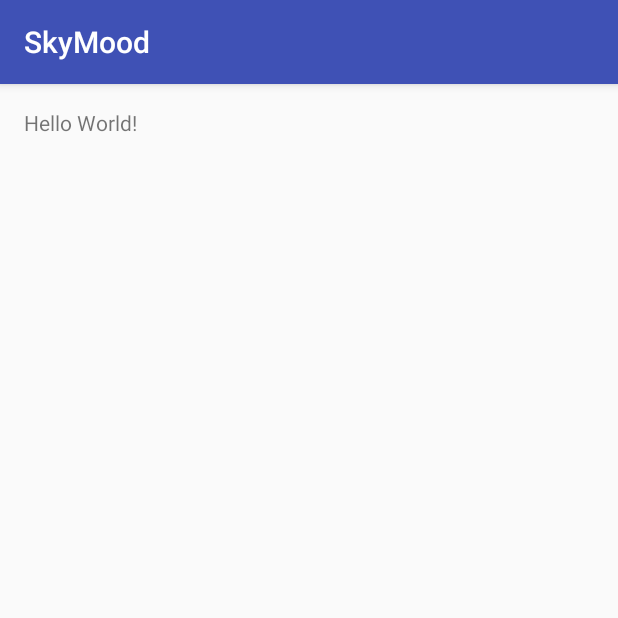
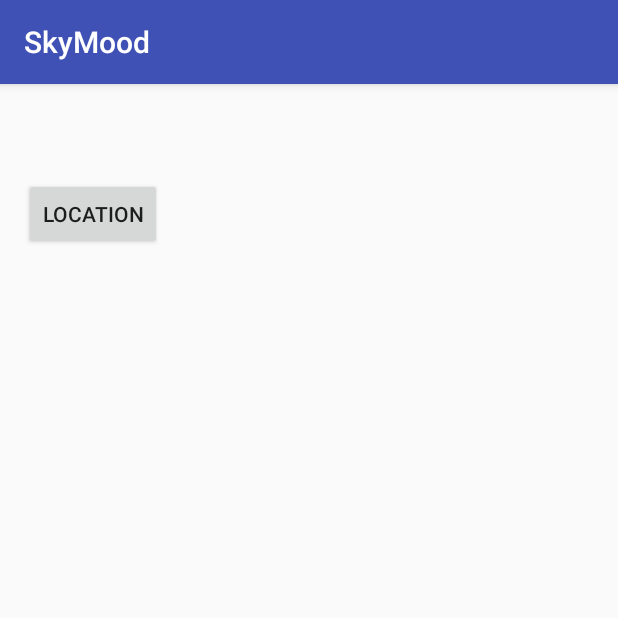
Before and after one commit to Thugette/SkyMood, an Android app: the screen it shows after launch (MainActivity), on a phone screen of 412 x 824 dp, the top half of it. Run offline under Robolectric (Android 15) with nearby library versions, the phone set to English and light mode, and no system bars.

Commit message:
moving + trying to get location

```diff
--- a/app/src/main/AndroidManifest.xml
+++ b/app/src/main/AndroidManifest.xml
@@ -1,6 +1,11 @@
 <?xml version="1.0" encoding="utf-8"?>
 <manifest xmlns:android="http://schemas.android.com/apk/res/android"
+    xmlns:tools="http://schemas.android.com/tools"
     package="com.example.owner.skymood">
+
+    <uses-permission android:name="android.permission.INTERNET" />
+    <uses-permission android:name="android.permission.ACCESS_FINE_LOCATION" />
+    <uses-permission android:name="android.permission.WRITE_APN_SETTINGS" tools:ignore="ProtectedPermissions" />
 
     <application
         android:allowBackup="true"
@@ -15,6 +20,7 @@
                 <category android:name="android.intent.category.LAUNCHER" />
             </intent-filter>
         </activity>
+        <activity android:name=".AndroidLocationActivity"></activity>
     </application>
 
 </manifest>
--- a/app/src/main/java/com/example/owner/skymood/MainActivity.java
+++ b/app/src/main/java/com/example/owner/skymood/MainActivity.java
@@ -1,13 +1,85 @@
 package com.example.owner.skymood;
-
+import android.content.Intent;
+import android.os.AsyncTask;
 import android.support.v7.app.AppCompatActivity;
 import android.os.Bundle;
+import android.view.View;
+import android.widget.ImageView;
+import android.widget.TextView;
+
+import org.json.JSONArray;
+import org.json.JSONException;
+import org.json.JSONObject;
+
+import java.io.IOException;
+import java.net.HttpURLConnection;
+import java.net.MalformedURLException;
+import java.net.URL;
+import java.util.Scanner;
 
 public class MainActivity extends AppCompatActivity {
+
+    private TextView city;
+    private TextView date;
+    private TextView temperature;
+    private TextView condition;
+    private TextView feelsLike;
+    private TextView lastUpdate;
+    private ImageView weatherImage;
 
     @Override
     protected void onCreate(Bundle savedInstanceState) {
         super.onCreate(savedInstanceState);
         setContentView(R.layout.activity_main);
+
+        city = (TextView) findViewById(R.id.cityNameTextView);
+        date = (TextView) findViewById(R.id.cityNameTextView);
+        temperature = (TextView) findViewById(R.id.cityNameTextView);
+        condition = (TextView) findViewById(R.id.cityNameTextView);
+        feelsLike = (TextView) findViewById(R.id.cityNameTextView);
+        lastUpdate = (TextView) findViewById(R.id.cityNameTextView);
+        weatherImage = (ImageView) findViewById(R.id.weatherImageView);
+
+
+
+    }
+
+    public void getLocation(View view) {
+        Intent intent = new Intent(MainActivity.this, AndroidLocationActivity.class);
+        startActivity(intent);
+    }
+
+    class MyTask extends AsyncTask<Void, Void, Void> {
+
+        @Override
+        protected Void doInBackground(Void... params) {
+
+            try {
+                URL url = new URL("http://api.wunderground.com/api/b4d0925e0429238f/forecast/q/CA/San_Francisco.json");
+                HttpURLConnection connection = (HttpURLConnection) url.openConnection();
+                connection.connect();
+
+                Scanner sc = new Scanner(connection.getInputStream());
+                StringBuilder body = new StringBuilder();
+                while(sc.hasNextLine()){
+                    body.append(sc.nextLine());
+                }
+                String info = body.toString();
+
+                JSONObject infoJson = new JSONObject(info);
+                JSONObject forecast = (JSONObject) infoJson.get("forecast");
+                JSONObject simpleForecast = (JSONObject) forecast.get("simpleforecast");
+                JSONArray forecastDay = simpleForecast.getJSONArray("forecastday");
+
+            } catch (MalformedURLException e) {
+                e.printStackTrace();
+            } catch (IOException e) {
+                e.printStackTrace();
+            } catch (JSONException e) {
+                e.printStackTrace();
+            }
+
+            return null;
+        }
     }
 }
--- a/app/src/main/res/layout/activity_main.xml
+++ b/app/src/main/res/layout/activity_main.xml
@@ -1,16 +1,89 @@
 <?xml version="1.0" encoding="utf-8"?>
-<RelativeLayout xmlns:android="http://schemas.android.com/apk/res/android"
+<LinearLayout xmlns:android="http://schemas.android.com/apk/res/android"
     xmlns:tools="http://schemas.android.com/tools"
     android:layout_width="match_parent"
     android:layout_height="match_parent"
+    android:orientation="vertical"
     android:paddingBottom="@dimen/activity_vertical_margin"
     android:paddingLeft="@dimen/activity_horizontal_margin"
     android:paddingRight="@dimen/activity_horizontal_margin"
     android:paddingTop="@dimen/activity_vertical_margin"
     tools:context="com.example.owner.skymood.MainActivity">
 
-    <TextView
+    <LinearLayout
+        android:layout_width="match_parent"
+        android:layout_height="wrap_content"
+        android:orientation="vertical">
+
+        <TextView
+            android:layout_width="wrap_content"
+            android:layout_height="wrap_content"
+            android:textSize="20sp"
+            android:id="@+id/cityNameTextView" />
+
+        <TextView
+            android:layout_width="wrap_content"
+            android:layout_height="wrap_content"
+            android:id="@+id/dateAndTimeTextView" />
+
+    </LinearLayout>
+    <Button
         android:layout_width="wrap_content"
         android:layout_height="wrap_content"
-        android:text="Hello World!" />
-</RelativeLayout>
+        android:text="Location"
+        android:onClick="getLocation"/>
+
+    <LinearLayout
+        android:layout_width="match_parent"
+        android:layout_height="wrap_content"
+        android:gravity="center"
+        android:orientation="vertical">
+
+        <ImageView
+            android:layout_width="wrap_content"
+            android:layout_height="wrap_content"
+            android:id="@+id/weatherImageView"/>
+
+    </LinearLayout>
+
+    <LinearLayout
+        android:layout_width="match_parent"
+        android:layout_height="wrap_content"
+        android:gravity="center"
+        android:orientation="vertical">
+
+        <TextView
+            android:layout_width="wrap_content"
+            android:layout_height="wrap_content"
+            android:textSize="70sp"
+            android:id="@+id/temperatureTextView"/>
+
+        <TextView
+            android:layout_width="wrap_content"
+            android:layout_height="wrap_content"
+            android:textSize="30sp"
+            android:id="@+id/conditionTextView"/>
+
+        <TextView
+            android:layout_width="wrap_content"
+            android:layout_height="wrap_content"
+            android:textSize="20sp"
+            android:id="@+id/feelsLikeTextView"/>
+
+    </LinearLayout>
+
+    <LinearLayout
+        android:layout_width="match_parent"
+        android:layout_height="wrap_content"
+        android:layout_gravity="bottom"
+        android:gravity="center">
+
+        <TextView
+            android:layout_width="wrap_content"
+            android:layout_height="wrap_content"
+            android:id="@+id/lastUpdateTextView"/>
+
+    </LinearLayout>
+
+
+</LinearLayout>
```
Also changed, not shown: app/src/main/java/com/example/owner/skymood/AndroidLocationActivity.java (added, +108 -0 lines), app/src/main/java/com/example/owner/skymood/AppLocationService.java (added, +62 -0 lines), app/src/main/java/com/example/owner/skymood/model/WeatherCondition.java (added, +22 -0 lines), app/src/main/res/layout/activity_android_location.xml (added, +25 -0 lines).
